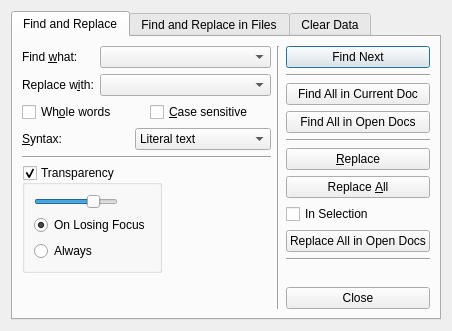
Before: the Qt Designer form CompuCell3D/Twedit++/findinfiles.ui in CompuCell3D/CompuCell3D, drawn with Qt 5.
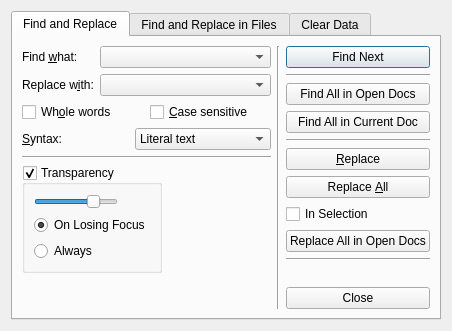
After: the same form once the commit is applied.

Patch:
```diff
--- a/CompuCell3D/Twedit++/findinfiles.ui
+++ b/CompuCell3D/Twedit++/findinfiles.ui
@@ -288,16 +288,16 @@
           </widget>
          </item>
          <item>
-          <widget class="QPushButton" name="findAllInCurrentDocButton">
+          <widget class="QPushButton" name="findAllInOpenDocsButton">
            <property name="text">
-            <string>Find All in Current Doc</string>
+            <string>Find All in Open Docs</string>
            </property>
           </widget>
          </item>
          <item>
-          <widget class="QPushButton" name="findAllInOpenDocsButton">
+          <widget class="QPushButton" name="findAllInCurrentDocButton">
            <property name="text">
-            <string>Find All in Open Docs</string>
+            <string>Find All in Current Doc</string>
            </property>
           </widget>
          </item>
```
